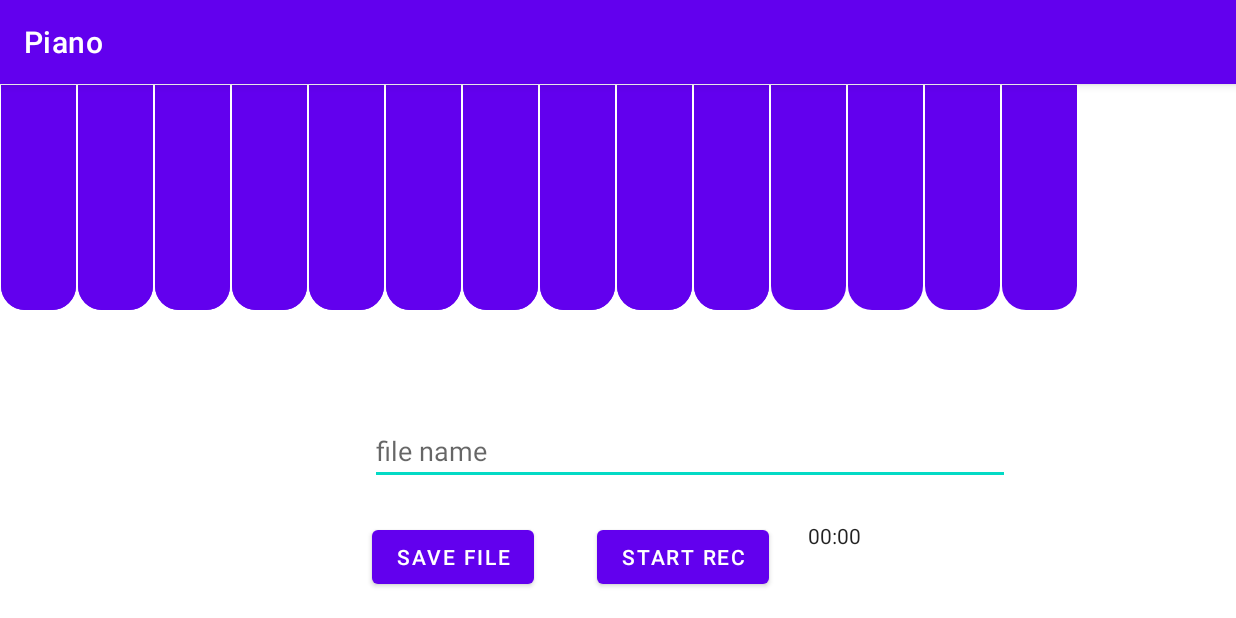
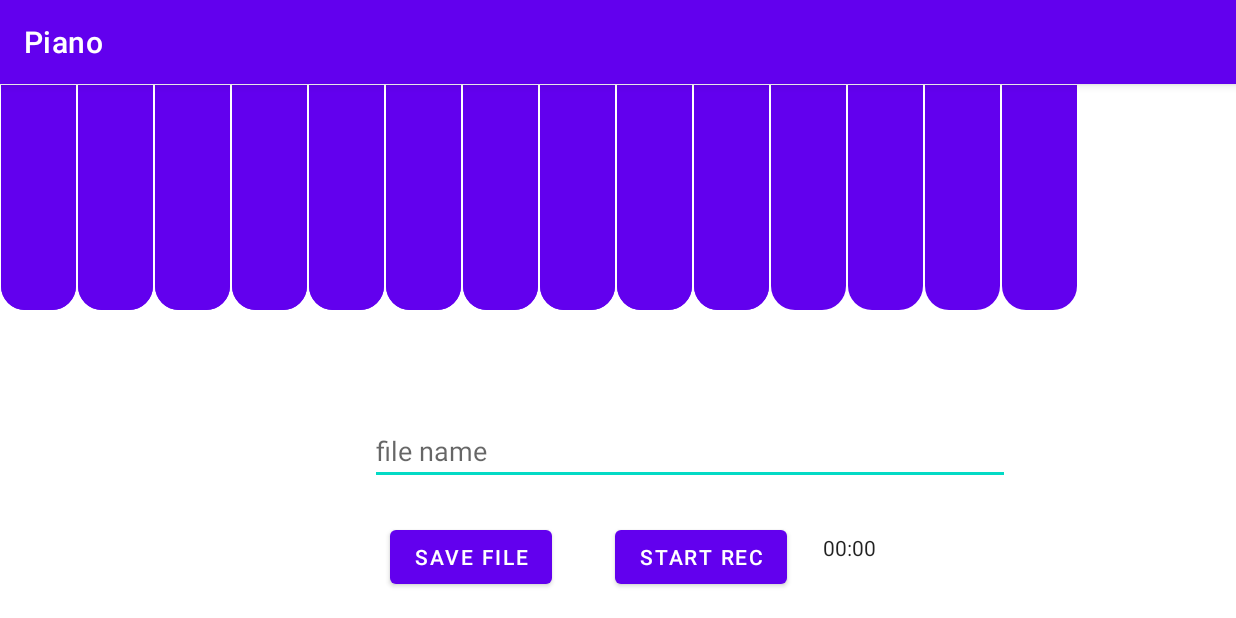
Before and after one commit to kamilernerd/ShoppingListApp, an Android app: the screen it shows after launch (MainActivity), on a phone screen of 824 x 412 dp (held sideways). Run offline under Robolectric (Android 15) with nearby library versions, the phone set to English and light mode, and no system bars; our stand-ins replace Firebase (no records; nobody signed in at launch, a user with empty details on screens opened directly).

```diff
--- a/Piano/app/build.gradle
+++ b/Piano/app/build.gradle
@@ -2,6 +2,7 @@ plugins {
     id 'com.android.application'
     id 'kotlin-android'
     id 'kotlin-android-extensions'
+    id 'com.google.gms.google-services'
 }
 
 android {
@@ -38,6 +39,10 @@ android {
 }
 
 dependencies {
+    implementation platform('com.google.firebase:firebase-bom:26.6.0')
+
+    implementation 'com.google.firebase:firebase-storage-ktx'
+    implementation 'com.google.firebase:firebase-auth-ktx'
 
     implementation "org.jetbrains.kotlin:kotlin-stdlib:$kotlin_version"
     implementation 'androidx.core:core-ktx:1.3.2'
@@ -46,6 +51,7 @@ dependencies {
     implementation 'androidx.constraintlayout:constraintlayout:2.0.4'
     implementation 'androidx.legacy:legacy-support-v4:1.0.0'
     implementation 'androidx.fragment:fragment:1.2.5'
+    implementation 'com.google.firebase:firebase-auth:19.3.2'
     testImplementation 'junit:junit:4.+'
     androidTestImplementation 'androidx.test.ext:junit:1.1.2'
     androidTestImplementation 'androidx.test.espresso:espresso-core:3.3.0'
--- a/Piano/app/src/main/AndroidManifest.xml
+++ b/Piano/app/src/main/AndroidManifest.xml
@@ -1,7 +1,8 @@
 <?xml version="1.0" encoding="utf-8"?>
 <manifest xmlns:android="http://schemas.android.com/apk/res/android"
     package="com.kamil.piano">
-
+    <uses-permission android:name="android.permission.READ_EXTERNAL_STORAGE" />
+    <uses-permission android:name="android.permission.WRITE_EXTERNAL_STORAGE" />
     <application
         android:allowBackup="true"
         android:icon="@mipmap/ic_launcher"
@@ -9,6 +10,7 @@
         android:roundIcon="@mipmap/ic_launcher_round"
         android:supportsRtl="true"
         android:theme="@style/Theme.Piano"
+        android:permission=""
         >
         <activity android:name=".MainActivity" android:screenOrientation="landscape">
             <intent-filter>
--- a/Piano/app/src/main/java/com/kamil/piano/MainActivity.kt
+++ b/Piano/app/src/main/java/com/kamil/piano/MainActivity.kt
@@ -1,11 +1,54 @@
 package com.kamil.piano
 
+import android.net.Uri
 import androidx.appcompat.app.AppCompatActivity
 import android.os.Bundle
+import android.util.Log
+import com.google.firebase.auth.FirebaseAuth
+import com.google.firebase.auth.ktx.auth
+import com.google.firebase.ktx.Firebase
+import com.google.firebase.storage.FirebaseStorage
+import com.kamil.piano.databinding.ActivityMainBinding
 
 class MainActivity : AppCompatActivity() {
+
+    private val TAG:String = "Piano:MainActivity"
+    private lateinit var binding: ActivityMainBinding
+    private lateinit var auth: FirebaseAuth
+
+    private lateinit var piano: PianoLayout
+
     override fun onCreate(savedInstanceState: Bundle?) {
         super.onCreate(savedInstanceState)
-        setContentView(R.layout.activity_main)
+        binding = ActivityMainBinding.inflate(layoutInflater)
+        setContentView(binding.root)
+
+        auth = Firebase.auth
+        signInAnonymously()
+
+        piano = supportFragmentManager.findFragmentById(binding.piano.id) as PianoLayout
+
+        piano.onSave = {
+            this.upload(it)
+        }
+    }
+
+    private fun upload(file: Uri) {
+        val ref = FirebaseStorage.getInstance().reference.child("melodies/${file.lastPathSegment}")
+        var uploadTask = ref.putFile(file)
+
+        uploadTask.addOnSuccessListener {
+            Log.d(TAG, "Uploaded successfully! ${it.storage}")
+        }.addOnFailureListener {
+            Log.d(TAG, "Uploading failed!")
+        }
+    }
+
+    private fun signInAnonymously() {
+        auth.signInAnonymously().addOnSuccessListener {
+            Log.d(TAG, "Login success ${it.user.toString()}")
+        }.addOnFailureListener {
+            Log.d(TAG, "Login failed ${it}")
+        }
     }
 }
--- a/Piano/app/src/main/res/layout/fragment_black_piano_keys.xml
+++ b/Piano/app/src/main/res/layout/fragment_black_piano_keys.xml
@@ -13,7 +13,7 @@
         android:layout_margin="0.5dp"
         android:layout_marginStart="16dp"
         android:background="@drawable/pianokeyshape"
-        android:backgroundTint="@color/black"
+        android:backgroundTint="@color/teal_200"
         app:layout_constraintEnd_toEndOf="parent"
         app:layout_constraintHeight_percent="0.20"
         app:layout_constraintHorizontal_bias="1.0"
--- a/Piano/app/src/main/res/layout/fragment_piano_layout.xml
+++ b/Piano/app/src/main/res/layout/fragment_piano_layout.xml
@@ -7,19 +7,23 @@
     tools:context=".PianoLayout">
 
     <LinearLayout
+        android:id="@+id/blackPianoKeysLayout"
+        android:layout_width="wrap_content"
+        android:layout_height="match_parent"
+        android:layout_centerHorizontal="true"
+        android:orientation="horizontal"
+        app:layout_constraintBottom_toTopOf="@id/fileNameInput"
+        app:layout_constraintStart_toStartOf="parent"
+        app:layout_constraintTop_toTopOf="parent" />
+
+    <LinearLayout
         android:id="@+id/whitePianoKeysLayout"
         android:layout_width="wrap_content"
         android:layout_height="match_parent"
         android:orientation="horizontal"
-        tools:layout_editor_absoluteX="173dp"
-        tools:layout_editor_absoluteY="0dp" />
-
-    <LinearLayout
-        android:id="@+id/blackPianoKeysLayout"
-        android:layout_width="wrap_content"
-        android:layout_height="0dp"
-        android:layout_centerHorizontal="true"
-        android:orientation="horizontal" />
+        app:layout_constraintBottom_toTopOf="parent"
+        app:layout_constraintStart_toStartOf="parent"
+        app:layout_constraintTop_toTopOf="parent" />
 
     <androidx.constraintlayout.widget.ConstraintLayout
         android:id="@+id/constraintLayout"
@@ -48,7 +52,7 @@
             android:id="@+id/saveMusicSheet"
             android:layout_width="wrap_content"
             android:layout_height="wrap_content"
-            android:layout_marginStart="152dp"
+            android:layout_marginStart="164dp"
             android:layout_marginTop="24dp"
             android:text="Save file"
             app:layout_constraintStart_toStartOf="parent"
@@ -69,9 +73,9 @@
             android:layout_width="126dp"
             android:layout_height="31dp"
             android:layout_marginStart="24dp"
-            android:layout_marginTop="24dp"
+            android:layout_marginTop="32dp"
             app:layout_constraintEnd_toEndOf="parent"
-            app:layout_constraintHorizontal_bias="0.012"
+            app:layout_constraintHorizontal_bias="0.0"
             app:layout_constraintStart_toEndOf="@+id/startStopRecording"
             app:layout_constraintTop_toBottomOf="@+id/fileNameInput" />
 
--- a/Piano/build.gradle
+++ b/Piano/build.gradle
@@ -8,7 +8,7 @@ buildscript {
     dependencies {
         classpath "com.android.tools.build:gradle:4.2.0-beta05"
         classpath "org.jetbrains.kotlin:kotlin-gradle-plugin:$kotlin_version"
-
+        classpath 'com.google.gms:google-services:4.3.5'
         // NOTE: Do not place your application dependencies here; they belong
         // in the individual module build.gradle files
     }
```
Also changed, not shown: Piano/app/src/main/java/com/kamil/piano/PianoLayout.kt (+23 -36 lines), 1 other file.
